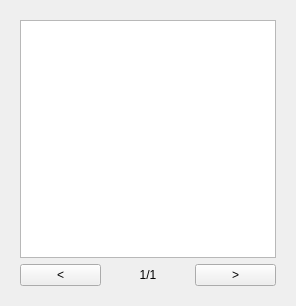
Qt form rana_qgis_plugin/widgets/ui/rana.ui (nens/rana-qgis-plugin) before a commit.
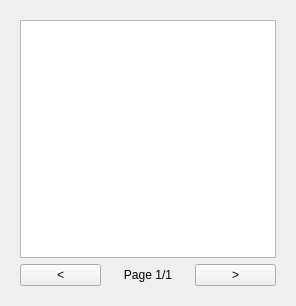
The same form after that commit.

Commit message: fetch and populate projects separately

```diff
--- a/rana_qgis_plugin/widgets/ui/rana.ui
+++ b/rana_qgis_plugin/widgets/ui/rana.ui
@@ -35,7 +35,7 @@
          <item>
           <widget class="QLabel" name="label_page_number">
            <property name="text">
-            <string>1/1</string>
+            <string>Page 1/1</string>
            </property>
            <property name="alignment">
             <set>Qt::AlignCenter</set>
```
Left out of the diff: 12 changed lines with no effect on the pictures. The commit also changes 1 other file.
